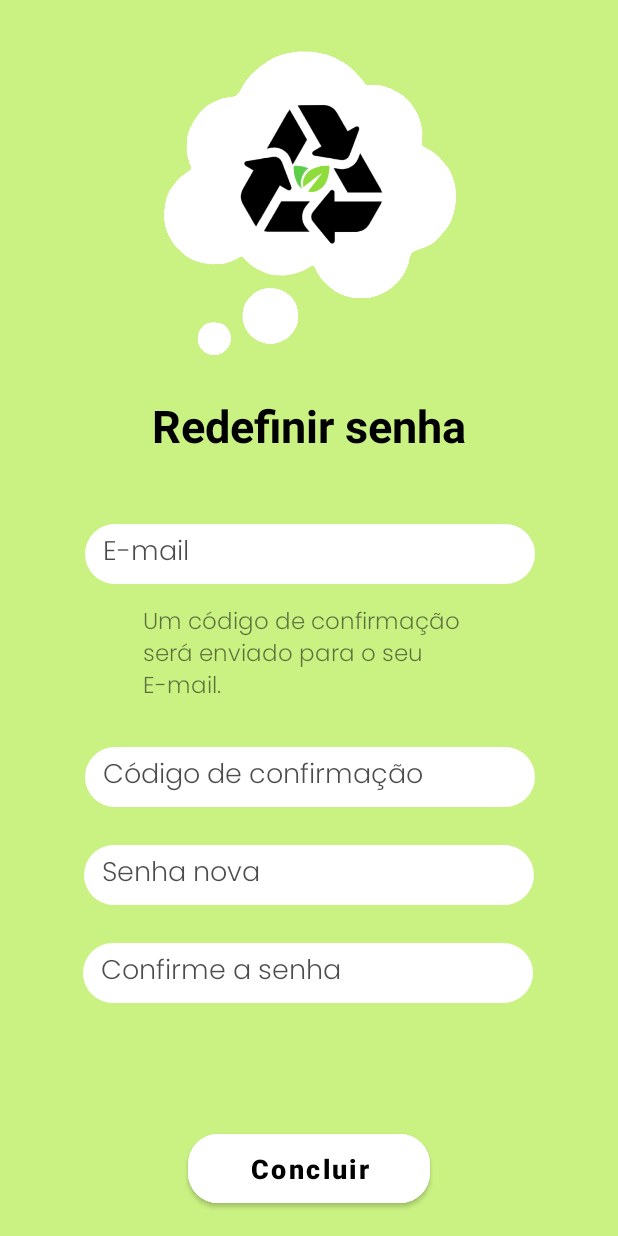
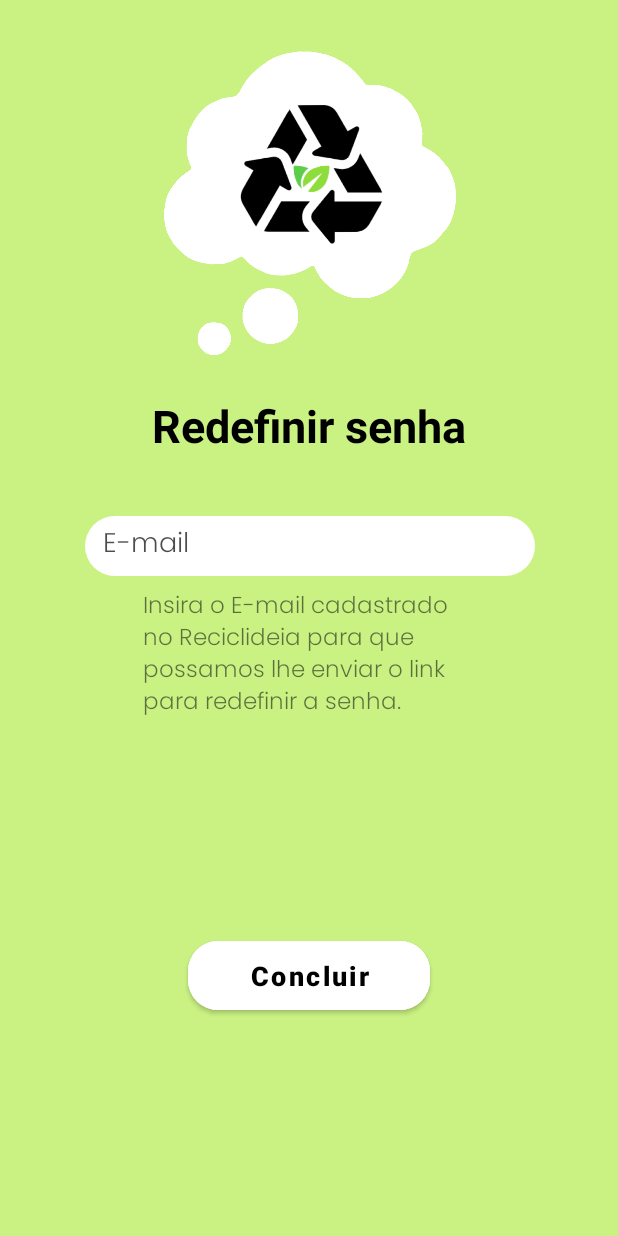
Before and after one commit to amanditateles/Reciclideia, an Android app: the RedefinirSenha screen opened directly, with no data from a screen before it, on a phone screen of 412 x 824 dp. Run offline under Robolectric (Android 15) with nearby library versions, the phone set to English and light mode, and no system bars; our stand-ins replace Firebase (no records; nobody signed in at launch, a user with empty details on screens opened directly).

Commit message:
redefinir-senha (#4)

```diff
--- a/app/src/main/java/com/example/reciclideia/Cadastro.kt
+++ b/app/src/main/java/com/example/reciclideia/Cadastro.kt
@@ -7,8 +7,6 @@ import android.widget.Button
 import android.widget.EditText
 import android.widget.Toast
 import com.google.firebase.auth.FirebaseAuth
-//import com.google.firebase.database.DatabaseReference
-//import com.google.firebase.database.FirebaseDatabase
 
 
 class Cadastro : AppCompatActivity() {
@@ -18,14 +16,13 @@ class Cadastro : AppCompatActivity() {
     private lateinit var edtUsuario: EditText
     private lateinit var edtSenha: EditText
     private lateinit var btnCriarConta: Button
-    private lateinit var Auth: FirebaseAuth
-    //private lateinit var mDbRef: DatabaseReference
+    private lateinit var mAuth: FirebaseAuth
 
     override fun onCreate(savedInstanceState: Bundle?) {
         super.onCreate(savedInstanceState)
         setContentView(R.layout.activity_cadastro)
 
-        Auth = FirebaseAuth.getInstance()
+        mAuth = FirebaseAuth.getInstance()
         edtNome = findViewById(R.id.edt_nome)
         edtEmail = findViewById(R.id.edt_email)
         edtUsuario = findViewById(R.id.edt_usuario)
@@ -54,7 +51,7 @@ class Cadastro : AppCompatActivity() {
         val senha = edtSenha.text.toString()
 
         //criando um usuário
-        Auth.createUserWithEmailAndPassword(email, senha)
+        mAuth.createUserWithEmailAndPassword(email, senha)
             .addOnCompleteListener(Cadastro()) { task ->
                 if (task.isSuccessful) {
                     Toast.makeText(
@@ -74,12 +71,4 @@ class Cadastro : AppCompatActivity() {
 
     }
 
-    //private fun addUsuarioToDatabase(nome: String, email: String, uid: String){
-        //mDbRef = FirebaseDatabase.getInstance().getReference()
-        //mDbRef.child("usuario").child(uid).setValue(Usuario(nome, email, uid))
-    //}
-
-
     }
-
-//to mudando todas os mAuth para só Auth, se não der certo troca tudo de novo pelo amor
--- a/app/src/main/java/com/example/reciclideia/RedefinirSenha.kt
+++ b/app/src/main/java/com/example/reciclideia/RedefinirSenha.kt
@@ -3,20 +3,64 @@ package com.example.reciclideia
 import android.content.Intent
 import androidx.appcompat.app.AppCompatActivity
 import android.os.Bundle
+import android.text.TextUtils
+import android.util.Log
 import android.widget.Button
+import android.widget.EditText
+import android.widget.Toast
+import com.google.firebase.auth.FirebaseAuth
 
 class RedefinirSenha : AppCompatActivity() {
+
+    private val TAG = "RedefinirSenha"
+    private var etEmail: EditText? = null
+    private var buttonConcluir: Button? = null
+
+    private var mAuth: FirebaseAuth? = null
+
     override fun onCreate(savedInstanceState: Bundle?) {
         super.onCreate(savedInstanceState)
         setContentView(R.layout.activity_redefinir_senha)
 
-        val buttonConcluir = findViewById<Button>(R.id.buttonConcluir)
-        buttonConcluir.setOnClickListener{
-            openActivity()
+        inicialise()
+    }
+
+    private fun inicialise(){
+        etEmail = findViewById(R.id.etEmail) as EditText
+        buttonConcluir = findViewById(R.id.buttonConcluir) as Button
+
+        mAuth = FirebaseAuth.getInstance ()
+
+        buttonConcluir!!.setOnClickListener { sendPasswordEmail () }
+
+    }
+
+    private fun sendPasswordEmail () {
+        val email = etEmail?.text.toString()
+
+        if (!TextUtils.isEmpty(email)) {
+            mAuth!!
+                .sendPasswordResetEmail(email)
+                .addOnCompleteListener { task ->
+                    if (task.isSuccessful) {
+                        val message = "Email Enviado."
+                        Log.d(TAG, message)
+                        Toast.makeText(this, message, Toast.LENGTH_SHORT).show()
+                        updateUI()
+                    } else {
+                        Log.w(TAG, task.exception!!.message.toString())
+                        Toast.makeText(this,
+                            "Nenhum usuário encontrado com esse e-mail.",
+                            Toast.LENGTH_SHORT).show()
+                    }
+                }
+        } else{
+            Toast.makeText (this, "Entre com um e-mail válido", Toast.LENGTH_SHORT).show()
         }
     }
-    private fun openActivity(){
-        val intent = Intent(this, TelaInicial::class.java)
+    private fun updateUI(){
+        val intent = Intent(this@RedefinirSenha, MainActivity::class.java)
+        intent.addFlags(Intent.FLAG_ACTIVITY_CLEAR_TOP)
         startActivity(intent)
     }
 }
--- a/app/src/main/res/layout/activity_redefinir_senha.xml
+++ b/app/src/main/res/layout/activity_redefinir_senha.xml
@@ -35,7 +35,7 @@
         app:layout_constraintTop_toBottomOf="@+id/imageViewLogoRedefinirSenha" />
 
     <EditText
-        android:id="@+id/editTextTextEmailAddress"
+        android:id="@+id/etEmail"
         android:layout_width="300dp"
         android:layout_height="40dp"
         android:layout_centerHorizontal="true"
@@ -59,85 +59,15 @@
     <TextView
         android:id="@+id/textViewCodigoConfirmacao"
         android:layout_width="220dp"
-        android:layout_height="61dp"
+        android:layout_height="100dp"
         android:layout_marginTop="8dp"
-        android:layout_marginBottom="20dp"
         android:fontFamily="@font/poppins_light"
-        android:text="@string/um_codigo_de_confirmacao"
+        android:text="Insira o E-mail cadastrado no Reciclideia para que possamos lhe enviar o link para redefinir a senha."
         android:textSize="15sp"
-        app:layout_constraintBottom_toTopOf="@+id/editTextTextPersonName"
         app:layout_constraintEnd_toEndOf="parent"
         app:layout_constraintHorizontal_bias="0.497"
         app:layout_constraintStart_toStartOf="parent"
-        app:layout_constraintTop_toBottomOf="@+id/editTextTextEmailAddress" />
-
-    <EditText
-        android:id="@+id/editTextTextPersonName"
-        android:layout_width="300dp"
-        android:layout_height="40dp"
-        android:layout_centerHorizontal="true"
-        android:layout_marginTop="8dp"
-        android:layout_marginBottom="10dp"
-        android:background="@drawable/edit_round"
-        android:ems="10"
-        android:fontFamily="@font/poppins_light"
-        android:hint="@string/codigo_de_confirmacao"
-        android:importantForAutofill="no"
-        android:inputType="textPersonName"
-        android:paddingStart="12dp"
-        android:paddingEnd="12dp"
-        android:textColorHint="#B3000000"
-        app:layout_constraintBottom_toTopOf="@+id/editTextSenhaNova"
-        app:layout_constraintEnd_toEndOf="parent"
-        app:layout_constraintHorizontal_bias="0.504"
-        app:layout_constraintStart_toStartOf="parent"
-        app:layout_constraintTop_toBottomOf="@+id/textViewCodigoConfirmacao" />
-
-    <EditText
-        android:id="@+id/editTextSenhaNova"
-        android:layout_width="300dp"
-        android:layout_height="40dp"
-        android:layout_below="@+id/editTextTextEmailAddress"
-        android:layout_centerHorizontal="true"
-        android:layout_marginTop="10dp"
-        android:layout_marginBottom="10dp"
-        android:background="@drawable/edit_round"
-        android:ems="10"
-        android:fontFamily="@font/poppins_light"
-        android:hint="@string/senha_nova"
-        android:importantForAutofill="no"
-        android:inputType="textPassword"
-        android:paddingStart="12dp"
-        android:paddingEnd="12dp"
-        android:textColorHint="#B3000000"
-        app:layout_constraintBottom_toTopOf="@+id/editTextTextPassword2"
-        app:layout_constraintEnd_toEndOf="parent"
-        app:layout_constraintHorizontal_bias="0.5"
-        app:layout_constraintStart_toStartOf="parent"
-        app:layout_constraintTop_toBottomOf="@+id/editTextTextPersonName" />
-
-    <EditText
-        android:id="@+id/editTextTextPassword2"
-        android:layout_width="300dp"
-        android:layout_height="40dp"
-        android:layout_below="@+id/editTextTextEmailAddress"
-        android:layout_centerHorizontal="true"
-        android:layout_marginTop="10dp"
-        android:layout_marginBottom="76dp"
-        android:background="@drawable/edit_round"
-        android:ems="10"
-        android:fontFamily="@font/poppins_light"
-        android:hint="@string/confirme_a_senha"
-        android:importantForAutofill="no"
-        android:inputType="textPassword"
-        android:paddingStart="12dp"
-        android:paddingEnd="12dp"
-        android:textColorHint="#B3000000"
-        app:layout_constraintBottom_toTopOf="@+id/buttonConcluir"
-        app:layout_constraintEnd_toEndOf="parent"
-        app:layout_constraintHorizontal_bias="0.495"
-        app:layout_constraintStart_toStartOf="parent"
-        app:layout_constraintTop_toBottomOf="@+id/editTextSenhaNova" />
+        app:layout_constraintTop_toBottomOf="@+id/etEmail" />
 
     <Button
         android:id="@+id/buttonConcluir"
@@ -153,7 +83,8 @@
         app:cornerRadius="20dp"
         app:layout_constraintBottom_toBottomOf="parent"
         app:layout_constraintEnd_toEndOf="parent"
-        app:layout_constraintStart_toStartOf="parent" />
+        app:layout_constraintStart_toStartOf="parent"
+        app:layout_constraintTop_toBottomOf="@+id/textViewCodigoConfirmacao" />
 
 
 </androidx.constraintlayout.widget.ConstraintLayout>
--- a/app/src/main/res/values/strings.xml
+++ b/app/src/main/res/values/strings.xml
@@ -58,6 +58,7 @@
     <string name="fonte_imagem_2">Fonte da imagem dois</string>
     <string name="fonte_imagem_3">fonte da imagem tres</string>
     <string name="salvar">Salvar</string>
+    <string name="insira_um_e_mail_v_lido_para_que_possamos_lhe_enviar_um_link_para_redefinir_sua_senha">Insira um E-mail válido para que possamos lhe enviar um link para redefinir sua senha.</string>
 
 
 </resources>
```
